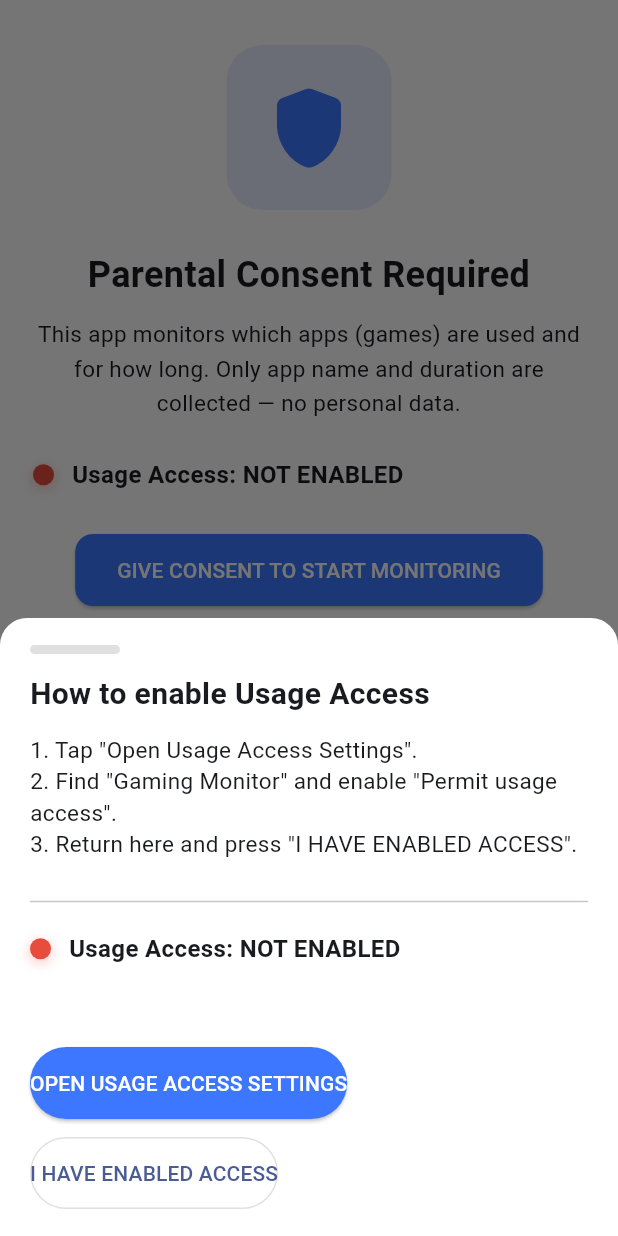
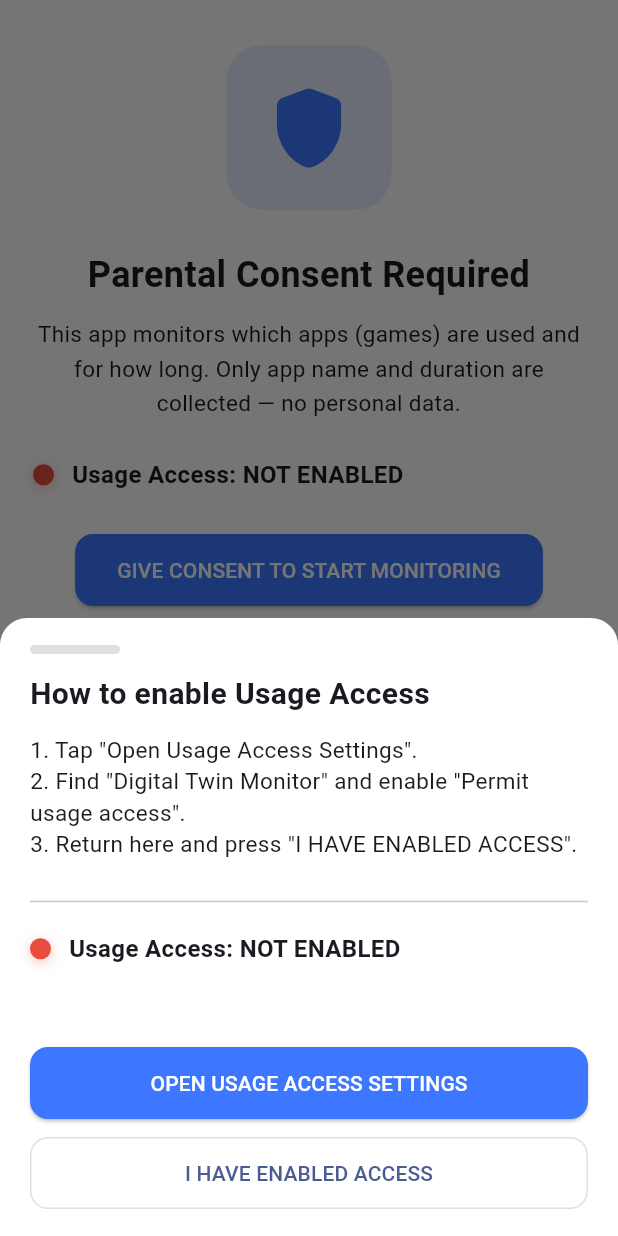
Before and after one commit to Jeseem24/gaming_monitor_app, a Flutter app: the screen it shows after launch, after a tap on "GIVE CONSENT TO START MONITORING", on a phone screen of 412 x 824 dp. Run offline on Flutter 3.47's test engine with Material 3 defaults, Android fonts, the phone set to English and light mode, and no system bars; our stand-ins replace permission_handler, shared_preferences, sqflite; accounts and stored records are empty.

Commit message:
Fix consent sheet UI width + improve layout consistency

```diff
--- a/lib/screens/consent_screen.dart
+++ b/lib/screens/consent_screen.dart
@@ -5,7 +5,7 @@ import 'package:flutter/services.dart';
 import 'package:permission_handler/permission_handler.dart';
 import 'package:shared_preferences/shared_preferences.dart';
 
-// FIXED: Replaced broken package imports with safe relative imports
+// FIXED: Relative imports
 import 'pin_create_screen.dart';
 import 'monitoring_screen.dart';
 import 'notification_gate_screen.dart';
@@ -60,32 +60,26 @@ class _ConsentScreenState extends State<ConsentScreen>
 
   Future<void> _onIHaveEnabled() async {
     await _checkUsageAccess();
+
     if (_usageGranted == true) {
       final prefs = await SharedPreferences.getInstance();
       await prefs.setBool('consent_done', true);
 
       final notifStatus = await Permission.notification.status;
-      if (notifStatus.isGranted) {
-        await prefs.setBool('notif_done', true);
-      } else {
-        await prefs.setBool('notif_done', false);
-      }
+      await prefs.setBool('notif_done', notifStatus.isGranted);
 
       if (!mounted) return;
 
       if (notifStatus.isGranted) {
         final pin = prefs.getString('parent_pin');
-        if (pin == null || pin.isEmpty) {
         Navigator.pushReplacement(
           context,
-            MaterialPageRoute(builder: (_) => const PinCreateScreen()),
+          MaterialPageRoute(
+            builder: (_) => (pin == null || pin.isEmpty)
+                ? const PinCreateScreen()
+                : const MonitoringScreen(),
+          ),
         );
-        } else {
-          Navigator.pushReplacement(
-            context,
-            MaterialPageRoute(builder: (_) => const MonitoringScreen()),
-          );
-        }
       } else {
         Navigator.pushReplacement(
           context,
@@ -182,7 +176,7 @@ class _ConsentScreenState extends State<ConsentScreen>
                 const SizedBox(height: 12),
                 const Text(
                   '1. Tap "Open Usage Access Settings".\n'
-                  '2. Find "Gaming Monitor" and enable "Permit usage access".\n'
+                  '2. Find "Digital Twin Monitor" and enable "Permit usage access".\n'
                   '3. Return here and press "I HAVE ENABLED ACCESS".',
                   style: TextStyle(fontSize: 15),
                 ),
@@ -191,7 +185,11 @@ class _ConsentScreenState extends State<ConsentScreen>
                 const SizedBox(height: 12),
                 _statusRow(),
                 const Spacer(),
-                ElevatedButton(
+
+                /// ✅ FIXED BUTTON WIDTH — full width for both buttons
+                SizedBox(
+                  width: double.infinity,
+                  child: ElevatedButton(
                     onPressed: () {
                       _openUsageSettings();
                       Navigator.pop(context);
@@ -199,11 +197,19 @@ class _ConsentScreenState extends State<ConsentScreen>
                     style: ElevatedButton.styleFrom(
                       backgroundColor: const Color(0xFF3D77FF),
                       padding: const EdgeInsets.symmetric(vertical: 14),
+                      shape: RoundedRectangleBorder(
+                        borderRadius: BorderRadius.circular(12),
+                      ),
                     ),
                     child: const Text('OPEN USAGE ACCESS SETTINGS'),
                   ),
+                ),
+
                 const SizedBox(height: 12),
-                OutlinedButton(
+
+                SizedBox(
+                  width: double.infinity,
+                  child: OutlinedButton(
                     onPressed: () {
                       Navigator.pop(context);
                       _onIHaveEnabled();
@@ -211,8 +217,12 @@ class _ConsentScreenState extends State<ConsentScreen>
                     style: OutlinedButton.styleFrom(
                       padding: const EdgeInsets.symmetric(vertical: 14),
                       side: const BorderSide(color: Colors.black12),
+                      shape: RoundedRectangleBorder(
+                        borderRadius: BorderRadius.circular(12),
+                      ),
                     ),
                     child: const Text('I HAVE ENABLED ACCESS'),
+                  ),
                 ),
               ],
             ),
```
Lines whose indentation alone changed are shown as unchanged.
